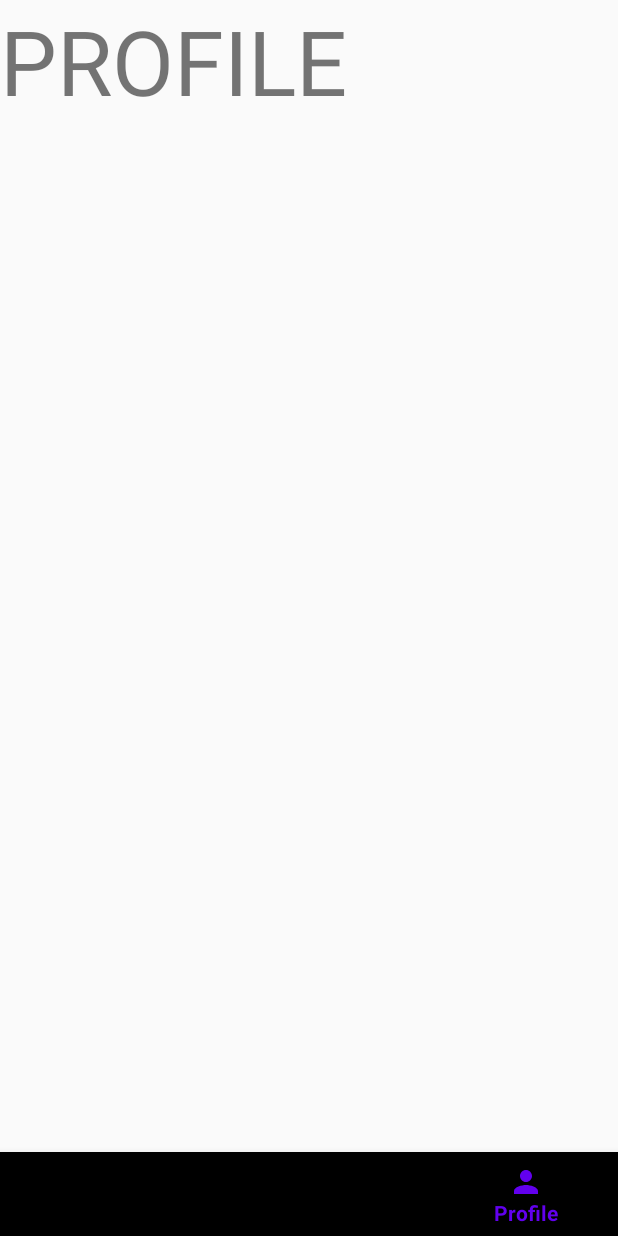
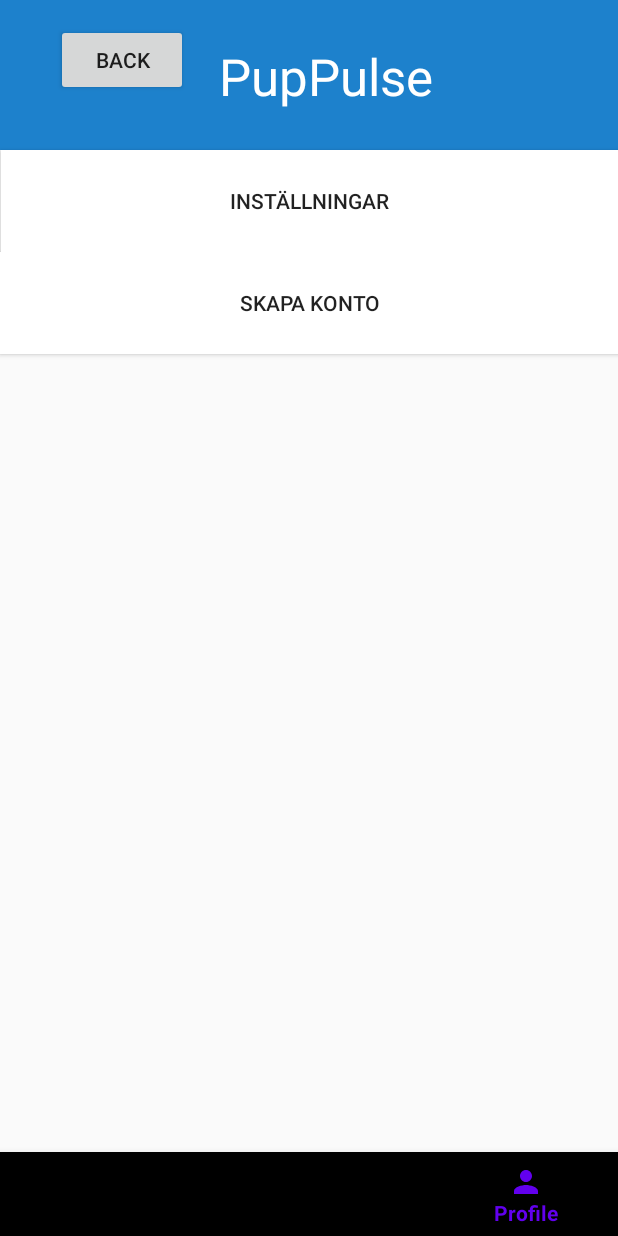
Before and after one commit to norawennerstrom/PupPulse, an Android app: the screen it shows after launch (MainActivity), item 4 of the bottom bar chosen, on a phone screen of 412 x 824 dp. Run offline under Robolectric (Android 15) with nearby library versions, the phone set to English and light mode, and no system bars; libraries missing offline, so code that uses them is left out: com.github.mikephil.charting.

Commit message:
modified 7 files

```diff
--- a/app/src/main/java/com/example/helloworld/MainActivity.java
+++ b/app/src/main/java/com/example/helloworld/MainActivity.java
@@ -1,6 +1,7 @@
 package com.example.helloworld;
 
 import androidx.appcompat.app.AppCompatActivity;
+import androidx.core.app.NotificationCompat;
 import androidx.fragment.app.Fragment;
 import androidx.fragment.app.FragmentManager;
 import androidx.fragment.app.FragmentTransaction;
@@ -12,7 +13,14 @@ import com.google.android.material.bottomnavigation.BottomNavigationView;
 import com.google.android.material.navigation.NavigationBarView;
 
 public class MainActivity extends AppCompatActivity {
+    // Notifications
 
+    private static final String channel_id = "channel_id";
+    private static final String channel_name = "channel_name";
+    private static final String channel_description = "channel_desc";
+
+
+    // Bottom menu
     BottomNavigationView bottomNavigationView;
     HomeFragment home = new HomeFragment();
     notificationsFragment notifications = new notificationsFragment();
@@ -51,4 +59,8 @@ public class MainActivity extends AppCompatActivity {
 
     }
 
+    private void displayNotification() { // TODO: fix this function or remove it (along with the strings at the top)
+        //NotificationCompat.Builder nBuilder = new NotificationCompat.Builder(this, channel_id).setSmallIcon();
+    }
+
 }
--- a/app/src/main/java/com/example/helloworld/statisticsFragment.java
+++ b/app/src/main/java/com/example/helloworld/statisticsFragment.java
@@ -38,7 +38,7 @@ public class statisticsFragment extends Fragment {
         return view;
     }
 
-    private void getData() { // TODO: Add labels to each bar in the chart
+    private void getData() { // TODO: Add labels to each bar in the chart and avoid hard-coding if possible
         barArraylist = new ArrayList();
         barArraylist.add(new BarEntry(2f, 1));
         barArraylist.add(new BarEntry(3f, 3));
--- a/app/src/main/res/layout/activity_main.xml
+++ b/app/src/main/res/layout/activity_main.xml
@@ -5,14 +5,6 @@
     android:layout_width="match_parent"
     android:layout_height="match_parent"
     tools:context=".MainActivity">
-
-    <!--<TextView
-        android:id="@+id/currentPulse"
-        android:layout_width="wrap_content"
-        android:layout_height="wrap_content"
-        android:layout_centerInParent="true"
-        android:text="@string/noPulseInput"
-        android:textSize="48sp" />-->
 
     <FrameLayout
         android:id="@+id/frame_layout"
--- a/app/src/main/res/layout/activity_profile.xml
+++ b/app/src/main/res/layout/activity_profile.xml
@@ -24,7 +24,7 @@
             android:layout_marginTop="41dp"
             android:layout_marginEnd="123dp"
             android:layout_marginBottom="40dp"
-            android:text="PupPulse"
+            android:text="@string/puppulse"
             android:textAppearance="@style/TextAppearance.AppCompat.Display1"
             android:textColor="#FFFFFF"
             app:layout_constraintBottom_toBottomOf="parent"
@@ -38,7 +38,7 @@
             android:layout_marginStart="16dp"
             android:layout_marginTop="16dp"
             android:layout_marginBottom="49dp"
-            android:text="back"
+            android:text="@string/back"
             app:layout_constraintBottom_toBottomOf="parent"
             app:layout_constraintEnd_toStartOf="@+id/textView"
             app:layout_constraintStart_toStartOf="parent"
--- a/app/src/main/res/layout/fragment_home.xml
+++ b/app/src/main/res/layout/fragment_home.xml
@@ -6,10 +6,11 @@
     tools:context=".HomeFragment">
 
     <TextView
-        android:id="@+id/textView"
+        android:id="@+id/currentPulse"
         android:layout_width="wrap_content"
         android:layout_height="wrap_content"
-        android:text="HOME"
-        android:textSize="60sp" />
+        android:layout_centerInParent="true"
+        android:text="@string/noPulseInput"
+        android:textSize="48sp" />
 
-</RelativeLayout>
+    </RelativeLayout>
--- a/app/src/main/res/layout/fragment_profile.xml
+++ b/app/src/main/res/layout/fragment_profile.xml
@@ -1,15 +1,71 @@
 <?xml version="1.0" encoding="utf-8"?>
-<RelativeLayout xmlns:android="http://schemas.android.com/apk/res/android"
+<androidx.constraintlayout.widget.ConstraintLayout xmlns:android="http://schemas.android.com/apk/res/android"
+    xmlns:app="http://schemas.android.com/apk/res-auto"
     xmlns:tools="http://schemas.android.com/tools"
+    android:id="@+id/relativeLayout"
     android:layout_width="match_parent"
     android:layout_height="match_parent"
-    tools:context=".profileFragment">
+    tools:context=".ProfileActivity">
 
-    <TextView
-        android:id="@+id/textView3"
-        android:layout_width="wrap_content"
-        android:layout_height="wrap_content"
-        android:text="PROFILE"
-        android:textSize="60sp" />
+    <androidx.constraintlayout.widget.ConstraintLayout
+        android:id="@+id/constraintLayout"
+        android:layout_width="0dp"
+        android:layout_height="100dp"
+        android:background="#1D81CC"
+        app:layout_constraintEnd_toEndOf="parent"
+        app:layout_constraintStart_toStartOf="parent"
+        app:layout_constraintTop_toTopOf="parent">
 
-</RelativeLayout>
+
+        <TextView
+            android:id="@+id/textView"
+            android:layout_width="wrap_content"
+            android:layout_height="wrap_content"
+            android:layout_marginTop="41dp"
+            android:layout_marginEnd="123dp"
+            android:layout_marginBottom="40dp"
+            android:text="@string/puppulse"
+            android:textAppearance="@style/TextAppearance.AppCompat.Display1"
+            android:textColor="#FFFFFF"
+            app:layout_constraintBottom_toBottomOf="parent"
+            app:layout_constraintEnd_toEndOf="parent"
+            app:layout_constraintTop_toTopOf="parent" />
+
+        <Button
+            android:id="@+id/Backbutton"
+            android:layout_width="wrap_content"
+            android:layout_height="wrap_content"
+            android:layout_marginStart="16dp"
+            android:layout_marginTop="16dp"
+            android:layout_marginBottom="49dp"
+            android:text="@string/back"
+            app:layout_constraintBottom_toBottomOf="parent"
+            app:layout_constraintEnd_toStartOf="@+id/textView"
+            app:layout_constraintStart_toStartOf="parent"
+            app:layout_constraintTop_toTopOf="parent"
+            app:layout_constraintVertical_bias="0.0" />
+    </androidx.constraintlayout.widget.ConstraintLayout>
+
+    <Button
+        android:id="@+id/button3"
+        android:layout_width="411dp"
+        android:layout_height="68dp"
+        android:background="@color/white"
+        android:text="Inställningar"
+        app:layout_constraintBottom_toTopOf="@+id/skapakontobuttom"
+        app:layout_constraintEnd_toEndOf="parent"
+        app:layout_constraintStart_toStartOf="parent"
+        app:layout_constraintTop_toBottomOf="@+id/constraintLayout"
+        app:rippleColor="@color/white" />
+
+    <Button
+        android:id="@+id/skapakontobuttom"
+        android:layout_width="414dp"
+        android:layout_height="68dp"
+        android:background="@color/white"
+        android:text="Skapa konto"
+        app:layout_constraintEnd_toEndOf="parent"
+        app:layout_constraintStart_toStartOf="parent"
+        app:layout_constraintTop_toBottomOf="@+id/button3" />
+
+</androidx.constraintlayout.widget.ConstraintLayout>
--- a/app/src/main/res/values/strings.xml
+++ b/app/src/main/res/values/strings.xml
@@ -10,6 +10,6 @@
     <string name="statistics">Statistics</string>
     <string name="profile">Profile</string>
     <string name="home">Home</string>
-    <!-- TODO: Remove or change this placeholder text -->
-    <string name="placeholder">Hello blank fragment</string>
+    <string name="puppulse">PupPulse</string>
+    <string name="back">back</string>
 </resources>
```
